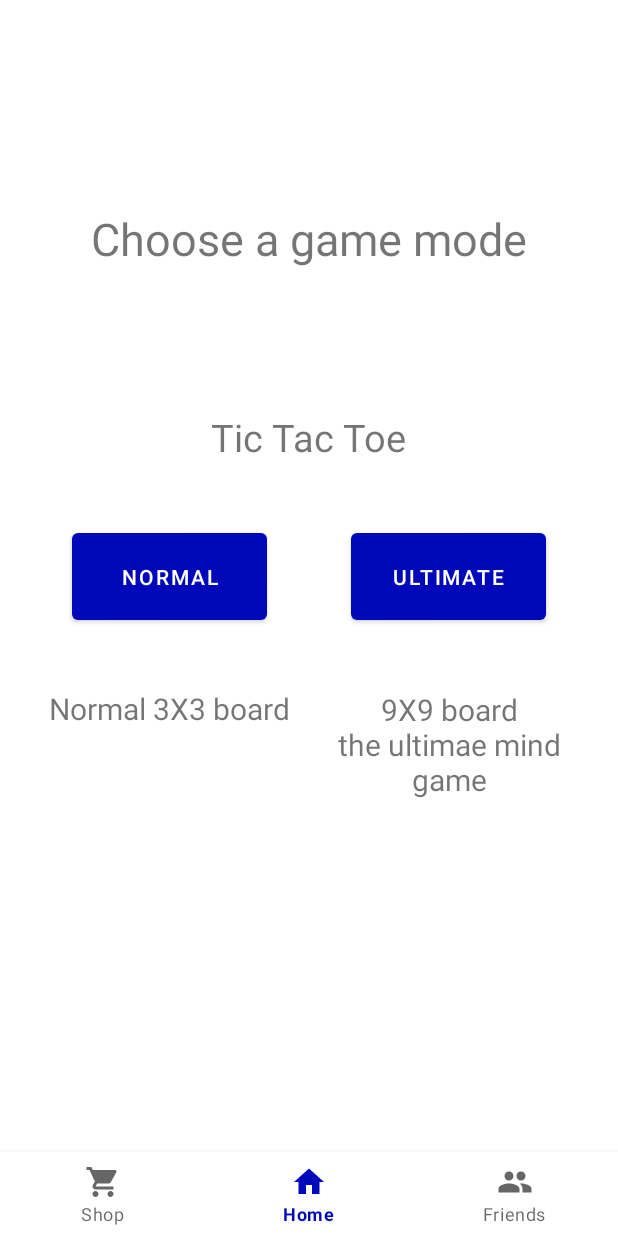
After one commit to Tomer644/UtimateTicTacToe, an Android app: the fragment PlayFragment placed in its activity, on a phone screen of 412 x 824 dp. The commit adds this screen. Run offline under Robolectric (Android 15) with nearby library versions, the phone set to English and light mode, and no system bars.

Commit message:
added trophies to the SQLite, Update method if you lose/win, and play Fragment to select if you want to play 3X3 or 9X9

```diff
--- a/app/src/main/java/com/example/utimatetictactoe/HomeFragment.java
+++ b/app/src/main/java/com/example/utimatetictactoe/HomeFragment.java
@@ -1,8 +1,15 @@
 package com.example.utimatetictactoe;
+
+import static android.app.Activity.RESULT_CANCELED;
+import static android.app.Activity.RESULT_OK;
 
 import android.content.Intent;
 import android.os.Bundle;
 
+import androidx.activity.result.ActivityResult;
+import androidx.activity.result.ActivityResultCallback;
+import androidx.activity.result.ActivityResultLauncher;
+import androidx.activity.result.contract.ActivityResultContracts;
 import androidx.annotation.NonNull;
 import androidx.fragment.app.Fragment;
 import androidx.fragment.app.FragmentManager;
@@ -12,6 +19,7 @@ import android.view.View;
 import android.view.ViewGroup;
 import android.widget.Button;
 import android.widget.ImageButton;
+import android.widget.Toast;
 
 import com.google.android.material.bottomnavigation.BottomNavigationView;
 import com.google.android.material.navigation.NavigationBarView;
@@ -23,6 +31,28 @@ import com.google.android.material.navigation.NavigationBarView;
 public class HomeFragment extends Fragment implements View.OnClickListener {
 
     ImageButton ibx, ibo;
+    Button play;
+/* intent with result
+    ActivityResultLauncher<Intent> activityResultLauncher=registerForActivityResult(
+            new ActivityResultContracts.StartActivityForResult(),
+            new ActivityResultCallback<ActivityResult>() {
+                @Override
+                public void onActivityResult(ActivityResult result) {
+                    if(result.getResultCode()==RESULT_OK){
+                        Intent res = result.getData();
+                        if(res != null){
+                            double avg = res.getDoubleExtra("avg",0);
+
+                        }
+                        else{
+                            if(result.getResultCode()==RESULT_CANCELED)
+                                Toast.makeText(getActivity(), "No Trophies", Toast.LENGTH_SHORT);
+                        }
+                    }
+                }
+            }
+    );*/
+
     @Override
     public View onCreateView(LayoutInflater inflater, ViewGroup container,
                              Bundle savedInstanceState) {
@@ -34,6 +64,8 @@ public class HomeFragment extends Fragment implements View.OnClickListener {
         ibx.setOnClickListener(this);
         ibo.setOnClickListener(this);
 
+        play = view.findViewById(R.id.btnPlay);
+        play.setOnClickListener(this::play);
         return view;
     }
 
@@ -61,5 +93,7 @@ public class HomeFragment extends Fragment implements View.OnClickListener {
         * lose
         * buy skin
          */
+        getActivity().getSupportFragmentManager().beginTransaction().replace(R.id.container, new PlayFragment()).commit();
+
     }
 }
--- a/app/src/main/java/com/example/utimatetictactoe/LoginActivity.java
+++ b/app/src/main/java/com/example/utimatetictactoe/LoginActivity.java
@@ -39,7 +39,7 @@ public class LoginActivity extends AppCompatActivity {
                     Boolean checkuserpass= DB.checkusernamepassword(user,testpas);
                     if (checkuserpass==true){
                         Toast.makeText(LoginActivity.this, "Login Successful",Toast.LENGTH_SHORT).show();
-                        Intent intent = new Intent(LoginActivity.this, HomeFragment.class);
+                        Intent intent = new Intent(LoginActivity.this, MainActivity.class);
                         startActivity(intent);
                     }
                     else{
--- /dev/null
+++ b/app/src/main/java/com/example/utimatetictactoe/PlayFragment.java
@@ -0,0 +1,111 @@
+package com.example.utimatetictactoe;
+
+import static android.app.Activity.RESULT_CANCELED;
+import static android.app.Activity.RESULT_OK;
+
+import android.content.Intent;
+import android.os.Bundle;
+
+import androidx.activity.result.ActivityResult;
+import androidx.activity.result.ActivityResultCallback;
+import androidx.activity.result.ActivityResultLauncher;
+import androidx.activity.result.contract.ActivityResultContracts;
+import androidx.fragment.app.Fragment;
+
+import android.view.LayoutInflater;
+import android.view.View;
+import android.view.ViewGroup;
+import android.widget.Button;
+import android.widget.Toast;
+
+import java.util.Random;
+
+
+public class PlayFragment extends Fragment implements View.OnClickListener {
+
+    Button btnNormal, btnUltimate;
+
+    //get result, currently temp cuz we will prevent all of that
+    // by putting the game over method in the class and activate it at the end of the game
+    ActivityResultLauncher<Intent>activityResultLauncher=registerForActivityResult(
+            new ActivityResultContracts.StartActivityForResult(),
+            new ActivityResultCallback<ActivityResult>() {
+                @Override
+                public void onActivityResult(ActivityResult result) {
+                    if(result.getResultCode()==RESULT_OK){
+                        Intent intent = result.getData();
+                        if (intent!=null)
+                        {
+                            boolean res = intent.getBooleanExtra("win", false);
+                            boolean isUlt = intent.getBooleanExtra("ult", false);
+                            gameOver(res, isUlt);
+                        }
+                        else
+                            if(result.getResultCode()==RESULT_CANCELED)
+                                Toast.makeText(getContext(),"no result", Toast.LENGTH_SHORT).show();
+                    }
+                }
+            });
+
+    @Override
+    public View onCreateView(LayoutInflater inflater, ViewGroup container,
+                             Bundle savedInstanceState) {
+        // Inflate the layout for this fragment
+        View view = inflater.inflate(R.layout.fragment_play, container, false);
+
+        btnNormal = view.findViewById(R.id.btnNormal);
+        btnUltimate = view.findViewById(R.id.btnUltimate);
+        btnNormal.setOnClickListener(this);
+        btnUltimate.setOnClickListener(this);
+
+        return view;
+    }
+
+    @Override
+    public void onClick(View view) {
+        Intent play;
+        if (view.equals(btnNormal)) {
+            play = new Intent(getContext(), normalGameActivity.class/*3x3*/);
+        }
+        else {
+            play = new Intent(getContext(), UltraGameActivity.class/*9x9*/);
+        }
+        //startActivity(play);
+        //no need for returning cus i am not returning any variable
+        //so when i finish just activate the win/lose method and (new) intent to home page
+
+        //temporary:
+        activityResultLauncher.launch(play);
+    }
+
+    //will be in the class
+    public void gameOver(boolean won, boolean isUltimate){//normal 15-25, ultra 25-35
+        //import Random;
+        Random rnd = new Random();
+        int trophies; //(y-x+1)+x
+        if(won) {
+            if (isUltimate) {//won in ult
+                trophies = rnd.nextInt(35-25+1)+25; //25-35
+            }
+            else{//won normal mode
+                trophies = rnd.nextInt(20-10+1)+15; //10-20
+            }
+        }
+        else{
+            if (isUltimate) //lost ult
+                trophies = rnd.nextInt(-10-(-20)+1)-20; //-10 to -20
+            else//lost normal
+                trophies = rnd.nextInt(-5-(-10)+1)-10; //-5 to -10
+        }
+        //if tie then 0
+
+        DBHelper db = new DBHelper(getActivity());
+        int result = db.updateData(RegisterActivity.getUsername(),trophies);
+        if(result != -1)
+            Toast.makeText(getContext(),"Update Successfully, you got "+trophies, Toast.LENGTH_SHORT).show();
+        else
+            Toast.makeText(getContext(),"Update failed", Toast.LENGTH_SHORT).show();
+        Intent gotoHome = new Intent(getContext(), MainActivity.class);
+        startActivity(gotoHome);
+    }
+}
--- a/app/src/main/res/layout/activity_login.xml
+++ b/app/src/main/res/layout/activity_login.xml
@@ -37,6 +37,7 @@
         android:layout_height="55dp"
         android:hint="password"
         android:textSize="25dp"
+        android:inputType="textPassword"
         app:layout_constraintBottom_toBottomOf="parent"
         app:layout_constraintEnd_toEndOf="parent"
         app:layout_constraintStart_toStartOf="parent"
--- a/app/src/main/res/layout/activity_register.xml
+++ b/app/src/main/res/layout/activity_register.xml
@@ -38,6 +38,7 @@
         android:layout_height="55dp"
         android:hint="password"
         android:textSize="25dp"
+        android:inputType="textPassword"
         app:layout_constraintBottom_toBottomOf="parent"
         app:layout_constraintEnd_toEndOf="parent"
         app:layout_constraintStart_toStartOf="parent"
@@ -50,6 +51,7 @@
         android:layout_height="55dp"
         android:hint="Confirm password"
         android:textSize="25dp"
+        android:inputType="textPassword"
         app:layout_constraintBottom_toBottomOf="parent"
         app:layout_constraintEnd_toEndOf="parent"
         app:layout_constraintStart_toStartOf="parent"
--- /dev/null
+++ b/app/src/main/res/layout/fragment_play.xml
@@ -0,0 +1,87 @@
+<?xml version="1.0" encoding="utf-8"?>
+<androidx.constraintlayout.widget.ConstraintLayout xmlns:android="http://schemas.android.com/apk/res/android"
+    xmlns:app="http://schemas.android.com/apk/res-auto"
+    xmlns:tools="http://schemas.android.com/tools"
+    android:layout_width="match_parent"
+    android:layout_height="match_parent"
+    tools:context=".PlayFragment">
+
+    <Button
+        android:id="@+id/btnNormal"
+        android:layout_width="130dp"
+        android:layout_height="70dp"
+        android:text="Normal"
+        app:layout_constraintBottom_toBottomOf="parent"
+        app:layout_constraintEnd_toStartOf="@+id/btnUltimate"
+        app:layout_constraintHorizontal_bias="0.461"
+        app:layout_constraintStart_toStartOf="parent"
+        app:layout_constraintTop_toTopOf="parent"
+        app:layout_constraintVertical_bias="0.5" />
+
+    <Button
+        android:id="@+id/btnUltimate"
+        android:layout_width="130dp"
+        android:layout_height="70dp"
+        android:text="Ultimate"
+        app:layout_constraintBottom_toBottomOf="parent"
+        app:layout_constraintEnd_toEndOf="parent"
+        app:layout_constraintHorizontal_bias="0.829"
+        app:layout_constraintStart_toStartOf="parent"
+        app:layout_constraintTop_toTopOf="parent"
+        app:layout_constraintVertical_bias="0.5" />
+
+    <TextView
+        android:id="@+id/textView1"
+        android:layout_width="wrap_content"
+        android:layout_height="wrap_content"
+        android:text="Choose a game mode"
+        android:textSize="30dp"
+        app:layout_constraintBottom_toBottomOf="parent"
+        app:layout_constraintEnd_toEndOf="parent"
+        app:layout_constraintStart_toStartOf="parent"
+        app:layout_constraintTop_toTopOf="parent"
+        app:layout_constraintVertical_bias="0.191" />
+
+    <TextView
+        android:id="@+id/textView2"
+        android:layout_width="wrap_content"
+        android:layout_height="wrap_content"
+        android:text="Tic Tac Toe"
+        android:textSize="25dp"
+        app:layout_constraintBottom_toBottomOf="parent"
+        app:layout_constraintEnd_toEndOf="parent"
+        app:layout_constraintStart_toStartOf="parent"
+        app:layout_constraintTop_toTopOf="parent"
+        app:layout_constraintVertical_bias="0.374" />
+
+    <TextView
+        android:id="@+id/textView3"
+        android:layout_width="wrap_content"
+        android:layout_height="wrap_content"
+        android:layout_marginTop="39dp"
+        android:text="Normal 3X3 board"
+        android:textSize="20dp"
+        app:layout_constraintBottom_toBottomOf="parent"
+        app:layout_constraintEnd_toEndOf="parent"
+        app:layout_constraintHorizontal_bias="0.129"
+        app:layout_constraintStart_toStartOf="parent"
+        app:layout_constraintTop_toBottomOf="@+id/btnNormal"
+        app:layout_constraintVertical_bias="0.0" />
+
+    <TextView
+        android:id="@+id/textView5"
+        android:layout_width="153dp"
+        android:layout_height="76dp"
+        android:layout_marginTop="39dp"
+        android:gravity="center"
+        android:text="9X9 board\nthe ultimae mind game"
+        android:textSize="20dp"
+        app:layout_constraintBottom_toBottomOf="parent"
+        app:layout_constraintEnd_toEndOf="parent"
+        app:layout_constraintHorizontal_bias="0.86"
+        app:layout_constraintStart_toStartOf="parent"
+        app:layout_constraintTop_toBottomOf="@+id/btnUltimate"
+        app:layout_constraintVertical_bias="0.0" />
+
+
+</androidx.constraintlayout.widget.ConstraintLayout>
```
Also changed, not shown: app/src/main/AndroidManifest.xml (+14 -0 lines), app/src/main/java/com/example/utimatetictactoe/DBHelper.java (+42 -3 lines), app/src/main/java/com/example/utimatetictactoe/RegisterActivity.java (+14 -5 lines), app/src/main/java/com/example/utimatetictactoe/UltraGameActivity.java (added, +41 -0 lines), app/src/main/java/com/example/utimatetictactoe/normalGameActivity.java (added, +39 -0 lines), app/src/main/res/layout/activity_normal_game.xml (added, +46 -0 lines), app/src/main/res/layout/activity_ultra_game.xml (added, +47 -0 lines).
